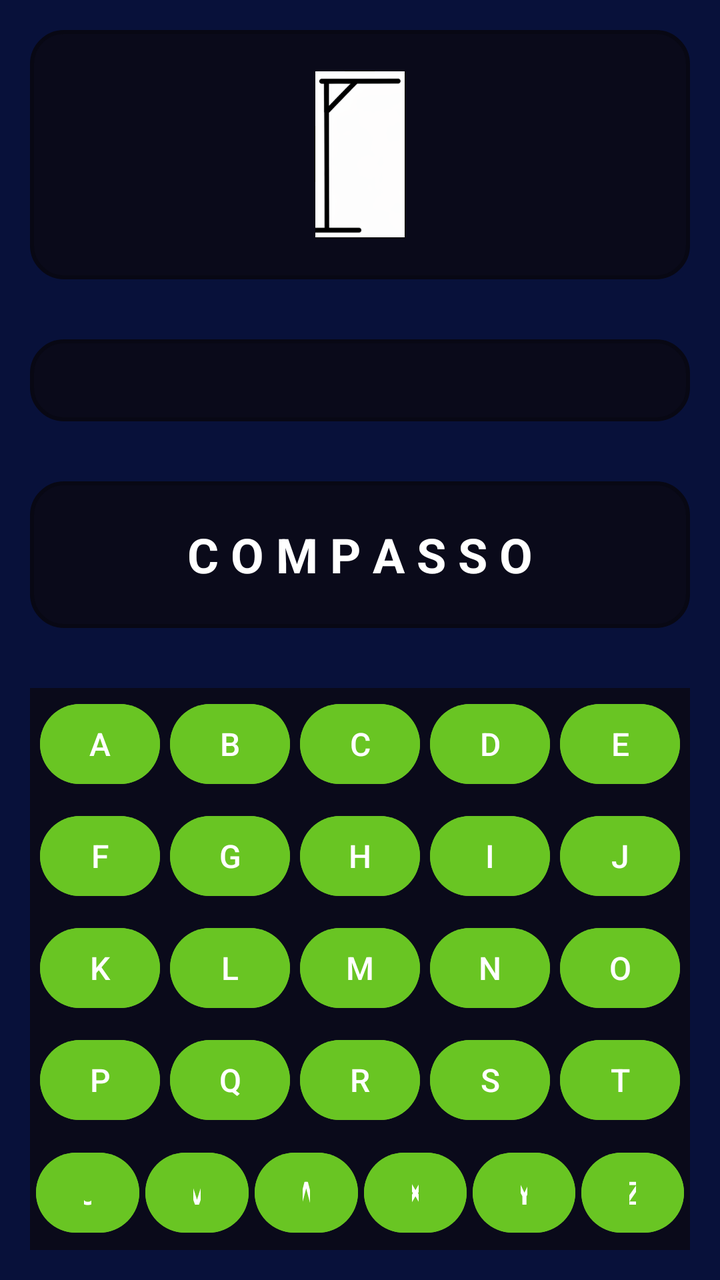
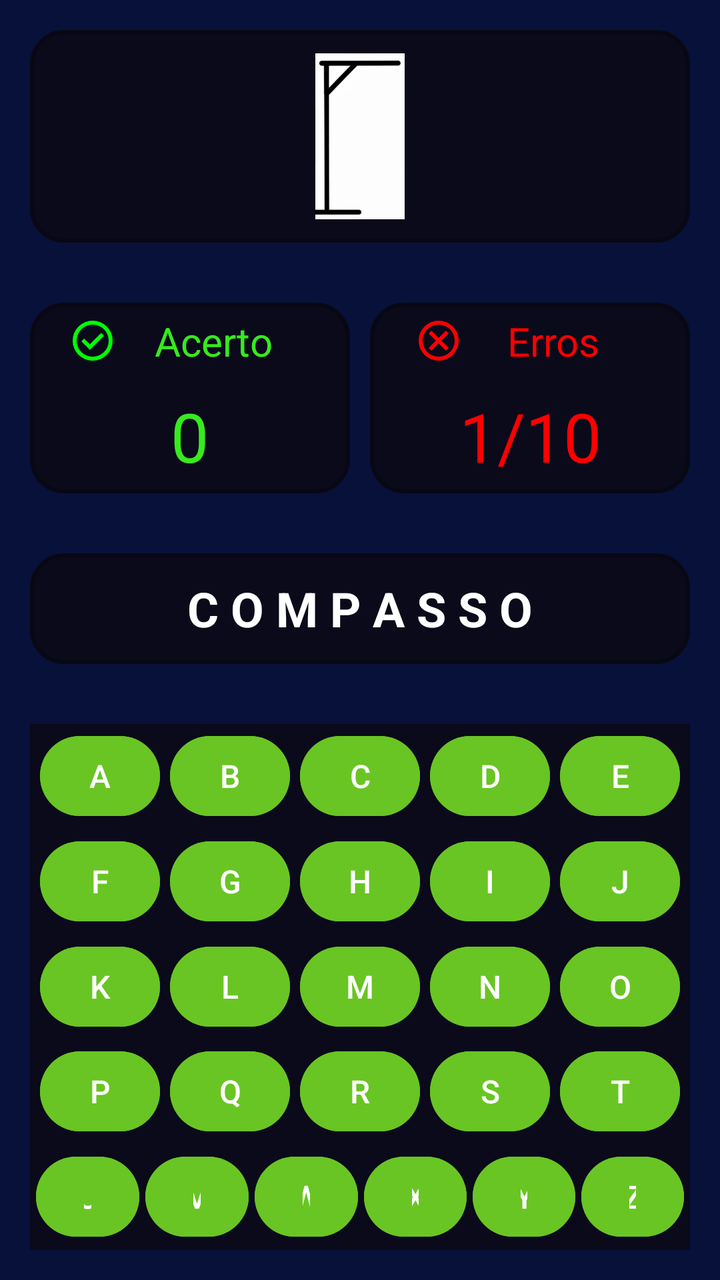

Screens rendered from an Android XML layout before and after an edit, with the pre-edit source and the edit as a unified diff.
<!-- AndroidManifest.xml: application theme Theme.Forca_Integrado -->
<!-- res/layout/activity_tela_jogo.xml -->
<?xml version="1.0" encoding="utf-8"?>
<LinearLayout xmlns:android="http://schemas.android.com/apk/res/android"
    xmlns:app="http://schemas.android.com/apk/res-auto"
    xmlns:tools="http://schemas.android.com/tools"
    android:id="@+id/main"
    android:layout_width="match_parent"
    android:layout_height="match_parent"
    android:background="#08113A"
    android:orientation="vertical"
    tools:context=".TelaJogo">

    <LinearLayout
        android:layout_width="match_parent"
        android:layout_height="wrap_content"
        android:layout_margin="15dp"
        android:layout_weight="0.25"
        android:background="@drawable/borda"
        android:gravity="center"
        android:orientation="vertical">

        <ImageView
            android:id="@+id/imageView2"
            android:layout_width="match_parent"
            android:layout_height="wrap_content"
            app:srcCompat="@drawable/forca_0_9" />
    </LinearLayout>

    <LinearLayout
        android:layout_width="match_parent"
        android:layout_height="wrap_content"
        android:layout_margin="15dp"
        android:layout_weight="0.25"
        android:background="@drawable/borda"
        android:orientation="vertical"></LinearLayout>

    <LinearLayout
        android:layout_width="match_parent"
        android:layout_height="wrap_content"
        android:layout_margin="15dp"
        android:layout_weight="0.25"
        android:background="@drawable/borda"
        android:gravity="center"
        android:orientation="vertical">

        <TextView
            android:id="@+id/textView3"
            android:layout_width="wrap_content"
            android:layout_height="wrap_content"
            android:text="C O M P A S S O"
            android:textColor="#FFFFFF"
            android:textSize="24sp"
            android:textStyle="bold" />
    </LinearLayout>

    <LinearLayout
        android:id="@+id/teclado"
        android:layout_width="match_parent"
        android:layout_height="wrap_content"
        android:layout_margin="15dp"
        android:layout_weight="0.25"
        android:background="#0A0A1A"
        android:orientation="vertical">

        <LinearLayout
            android:layout_width="match_parent"
            android:layout_height="wrap_content"
            android:layout_weight="0.20"
            android:gravity="center"
            android:orientation="horizontal">

            <Button
                android:id="@+id/id2"
                android:layout_width="wrap_content"
                android:layout_height="wrap_content"
                android:layout_marginLeft="5dp"
                android:layout_weight="1"
                android:backgroundTint="#69C523"
                android:text="A"
                android:textSize="16sp" />

            <Button
                android:id="@+id/id3"
                android:layout_width="wrap_content"
                android:layout_height="wrap_content"
                android:layout_marginLeft="5dp"
                android:layout_weight="1"
                android:backgroundTint="#69C523"
                android:text="B"
                android:textSize="16sp" />

            <Button
                android:id="@+id/id4"
                android:layout_width="wrap_content"
                android:layout_height="wrap_content"
                android:layout_marginLeft="5dp"
                android:layout_weight="1"
                android:backgroundTint="#69C523"
                android:text="C"
                android:textSize="16sp" />

            <Button
                android:id="@+id/id5"
                android:layout_width="wrap_content"
                android:layout_height="wrap_content"
                android:layout_marginLeft="5dp"
                android:layout_weight="1"
                android:backgroundTint="#69C523"
                android:text="D"
                android:textSize="16sp" />

            <Button
                android:id="@+id/id6"
                android:layout_width="wrap_content"
                android:layout_height="wrap_content"
                android:layout_marginLeft="5dp"
                android:layout_marginRight="5dp"
                android:layout_weight="1"
                android:backgroundTint="#69C523"
                android:text="E"
                android:textSize="16sp" />
        </LinearLayout>

        <LinearLayout
            android:layout_width="match_parent"
            android:layout_height="wrap_content"
            android:layout_weight="0.20"
            android:gravity="center"
            android:orientation="horizontal">

            <Button
                android:id="@+id/id7"
                android:layout_width="wrap_content"
                android:layout_height="wrap_content"
                android:layout_marginLeft="5dp"
                android:layout_weight="1"
                android:backgroundTint="#69C523"
                android:text="F"
                android:textSize="16sp" />

            <Button
                android:id="@+id/id8"
                android:layout_width="wrap_content"
                android:layout_height="wrap_content"
                android:layout_marginLeft="5dp"
                android:layout_weight="1"
                android:backgroundTint="#69C523"
                android:text="G"
                android:textSize="16sp" />

            <Button
                android:id="@+id/id9"
                android:layout_width="wrap_content"
                android:layout_height="wrap_content"
                android:layout_marginLeft="5dp"
                android:layout_weight="1"
                android:backgroundTint="#69C523"
                android:text="H"
                android:textSize="16sp" />

            <Button
                android:id="@+id/id10"
                android:layout_width="wrap_content"
                android:layout_height="wrap_content"
                android:layout_marginLeft="5dp"
                android:layout_weight="1"
                android:backgroundTint="#69C523"
                android:text="I"
                android:textSize="16sp" />

            <Button
                android:id="@+id/id11"
                android:layout_width="wrap_content"
                android:layout_height="wrap_content"
                android:layout_marginLeft="5dp"
                android:layout_marginRight="5dp"
                android:layout_weight="1"
                android:backgroundTint="#69C523"
                android:text="J"
                android:textSize="16sp" />
        </LinearLayout>

        <LinearLayout
            android:layout_width="match_parent"
            android:layout_height="wrap_content"
            android:layout_weight="0.20"
            android:gravity="center"
            android:orientation="horizontal">

            <Button
                android:id="@+id/id12"
                android:layout_width="wrap_content"
                android:layout_height="wrap_content"
                android:layout_marginLeft="5dp"
                android:layout_weight="1"
                android:backgroundTint="#69C523"
                android:text="K"
                android:textSize="16sp" />

            <Button
                android:id="@+id/id13"
                android:layout_width="wrap_content"
                android:layout_height="wrap_content"
                android:layout_marginLeft="5dp"
                android:layout_weight="1"
                android:backgroundTint="#69C523"
                android:text="L"
                android:textSize="16sp" />

            <Button
                android:id="@+id/id14"
                android:layout_width="wrap_content"
                android:layout_height="wrap_content"
                android:layout_marginLeft="5dp"
                android:layout_weight="1"
                android:backgroundTint="#69C523"
                android:text="M"
                android:textSize="16sp" />

            <Button
                android:id="@+id/id15"
                android:layout_width="wrap_content"
                android:layout_height="wrap_content"
                android:layout_marginLeft="5dp"
                android:layout_weight="1"
                android:backgroundTint="#69C523"
                android:text="N"
                android:textSize="16sp" />

            <Button
                android:id="@+id/id16"
                android:layout_width="wrap_content"
                android:layout_height="wrap_content"
                android:layout_marginLeft="5dp"
                android:layout_marginRight="5dp"
                android:layout_weight="1"
                android:backgroundTint="#69C523"
                android:text="O"
                android:textSize="16sp" />
        </LinearLayout>

        <LinearLayout
            android:layout_width="match_parent"
            android:layout_height="wrap_content"
            android:layout_weight="0.20"
            android:gravity="center"
            android:orientation="horizontal">

            <Button
                android:id="@+id/id17"
                android:layout_width="wrap_content"
                android:layout_height="wrap_content"
                android:layout_marginLeft="5dp"
                android:layout_weight="1"
                android:backgroundTint="#69C523"
                android:text="P"
                android:textSize="16sp" />

            <Button
                android:id="@+id/id18"
                android:layout_width="wrap_content"
                android:layout_height="wrap_content"
                android:layout_marginLeft="5dp"
                android:layout_weight="1"
                android:backgroundTint="#69C523"
                android:text="Q"
                android:textSize="16sp" />

            <Button
                android:id="@+id/id19"
                android:layout_width="wrap_content"
                android:layout_height="wrap_content"
                android:layout_marginLeft="5dp"
                android:layout_weight="1"
                android:backgroundTint="#69C523"
                android:text="R"
                android:textSize="16sp" />

            <Button
                android:id="@+id/id20"
                android:layout_width="wrap_content"
                android:layout_height="wrap_content"
                android:layout_marginLeft="5dp"
                android:layout_weight="1"
                android:backgroundTint="#69C523"
                android:text="S"
                android:textSize="16sp" />

            <Button
                android:id="@+id/id21"
                android:layout_width="wrap_content"
                android:layout_height="wrap_content"
                android:layout_marginLeft="5dp"
                android:layout_marginRight="5dp"
                android:layout_weight="1"
                android:backgroundTint="#69C523"
                android:text="T"
                android:textSize="16sp" />
        </LinearLayout>

        <LinearLayout
            android:layout_width="match_parent"
            android:layout_height="wrap_content"
            android:layout_weight="0.20"
            android:gravity="center"
            android:orientation="horizontal">

            <Button
                android:id="@+id/id22"
                android:layout_width="wrap_content"
                android:layout_height="wrap_content"
                android:layout_marginLeft="3dp"
                android:layout_weight="1"
                android:backgroundTint="#69C523"
                android:text="U"
                android:textSize="16sp" />

            <Button
                android:id="@+id/id23"
                android:layout_width="wrap_content"
                android:layout_height="wrap_content"
                android:layout_marginLeft="3dp"
                android:layout_weight="1"
                android:backgroundTint="#69C523"
                android:text="V"
                android:textSize="16sp" />

            <Button
                android:id="@+id/id24"
                android:layout_width="wrap_content"
                android:layout_height="wrap_content"
                android:layout_marginLeft="3dp"
                android:layout_weight="1"
                android:backgroundTint="#69C523"
                android:text="W"
                android:textSize="16sp" />

            <Button
                android:id="@+id/id25"
                android:layout_width="wrap_content"
                android:layout_height="wrap_content"
                android:layout_marginLeft="3dp"
                android:layout_weight="1"
                android:backgroundTint="#69C523"
                android:text="X"
                android:textSize="16sp" />

            <Button
                android:id="@+id/id26"
                android:layout_width="wrap_content"
                android:layout_height="wrap_content"
                android:layout_marginLeft="3dp"
                android:layout_weight="1"
                android:backgroundTint="#69C523"
                android:text="Y"
                android:textSize="16sp" />

            <Button
                android:id="@+id/id27"
                android:layout_width="wrap_content"
                android:layout_height="wrap_content"
                android:layout_marginLeft="3dp"
                android:layout_marginRight="3dp"
                android:layout_weight="1"
                android:backgroundTint="#69C523"
                android:text="Z"
                android:textSize="16sp" />
        </LinearLayout>
    </LinearLayout>
</LinearLayout>
<!-- resources referenced by this layout -->
<resources>
  <!-- drawable borda (drawable) -->
  <?xml version="1.0" encoding="utf-8"?>
  <shape xmlns:android="http://schemas.android.com/apk/res/android">
          
      <solid android:color="#0A0A1A"/>
          
      <corners android:radius="16dp"/>
          
      <stroke
          android:width="2dp"
          android:color="#080814"/>
  </shape>
  <!-- drawable forca_0_9: png bitmap (drawable-hdpi, 4245 bytes) -->
  <style name="Theme.Forca_Integrado" parent="Base.Theme.Forca_Integrado" />
  <style name="Base.Theme.Forca_Integrado" parent="Theme.Material3.DayNight.NoActionBar">
          
          
      </style>
</resources>

<!-- the commit's change to res/layout/activity_tela_jogo.xml (unified diff, before → after) -->
@@ -30,8 +30,116 @@
         android:layout_height="wrap_content"
         android:layout_margin="15dp"
         android:layout_weight="0.25"
-        android:background="@drawable/borda"
-        android:orientation="vertical"></LinearLayout>
+        android:background="#08113A"
+        android:orientation="horizontal">
+
+        <LinearLayout
+            android:id="@+id/layout_Acerto"
+            android:layout_width="match_parent"
+            android:layout_height="match_parent"
+            android:layout_marginRight="5dp"
+            android:layout_weight="0.5"
+            android:background="@drawable/borda"
+            android:gravity="center"
+            android:orientation="vertical">
+
+            <LinearLayout
+                android:layout_width="match_parent"
+                android:layout_height="wrap_content"
+                android:layout_weight="0.5"
+                android:gravity="center"
+                android:orientation="horizontal">
+
+                <ImageView
+                    android:id="@+id/imageView3"
+                    android:layout_width="wrap_content"
+                    android:layout_height="wrap_content"
+                    android:layout_weight="1"
+                    app:srcCompat="@drawable/check_circle_24px_1_" />
+
+                <TextView
+                    android:id="@+id/textView4"
+                    android:layout_width="wrap_content"
+                    android:layout_height="wrap_content"
+                    android:layout_weight="1"
+                    android:text="Acerto"
+                    android:textColor="#36EB1B"
+                    android:textSize="20sp" />
+
+            </LinearLayout>
+
+            <LinearLayout
+                android:layout_width="match_parent"
+                android:layout_height="wrap_content"
+                android:layout_weight="0.5"
+                android:gravity="center"
+                android:orientation="horizontal">
+
+                <TextView
+                    android:id="@+id/textView5"
+                    android:layout_width="wrap_content"
+                    android:layout_height="wrap_content"
+                    android:layout_weight="0"
+                    android:gravity="center"
+                    android:text="0"
+                    android:textColor="#36EB1B"
+                    android:textSize="34sp" />
+            </LinearLayout>
+        </LinearLayout>
+
+        <LinearLayout
+            android:id="@+id/layout_Erro"
+            android:layout_width="match_parent"
+            android:layout_height="match_parent"
+            android:layout_marginLeft="5dp"
+            android:layout_weight="0.5"
+            android:background="@drawable/borda"
+            android:gravity="center"
+            android:orientation="vertical">
+
+            <LinearLayout
+                android:layout_width="match_parent"
+                android:layout_height="wrap_content"
+                android:layout_weight="0.5"
+                android:gravity="center"
+                android:orientation="horizontal">
+
+                <ImageView
+                    android:id="@+id/imageView4"
+                    android:layout_width="wrap_content"
+                    android:layout_height="wrap_content"
+                    android:layout_weight="1"
+                    app:srcCompat="@drawable/cancel_24px_1_" />
+
+                <TextView
+                    android:id="@+id/textView6"
+                    android:layout_width="wrap_content"
+                    android:layout_height="wrap_content"
+                    android:layout_weight="1"
+                    android:text="Erros"
+                    android:textColor="#FF0000"
+                    android:textSize="20sp" />
+            </LinearLayout>
+
+            <LinearLayout
+                android:layout_width="match_parent"
+                android:layout_height="wrap_content"
+                android:layout_weight="0.5"
+                android:gravity="center"
+                android:orientation="horizontal">
+
+                <TextView
+                    android:id="@+id/textView7"
+                    android:layout_width="wrap_content"
+                    android:layout_height="wrap_content"
+                    android:layout_weight="1"
+                    android:gravity="center"
+                    android:text="1/10"
+                    android:textColor="#FF0000"
+                    android:textSize="34sp" />
+            </LinearLayout>
+        </LinearLayout>
+    </LinearLayout>
 
     <LinearLayout
         android:layout_width="match_parent"
<!-- resource entries referenced after the edit -->
@@ -12,6 +12,28 @@
           android:width="2dp"
           android:color="#080814"/>
   </shape>
+  <!-- drawable cancel_24px_1_ (drawable) -->
+  <vector xmlns:android="http://schemas.android.com/apk/res/android"
+      android:width="24dp"
+      android:height="24dp"
+      android:viewportWidth="960"
+      android:viewportHeight="960"
+      android:tint="#FF0000">
+    <path
+        android:fillColor="@android:color/white"
+        android:pathData="M336,680L480,536L624,680L680,624L536,480L680,336L624,280L480,424L336,280L280,336L424,480L280,624L336,680ZM480,880Q397,880 324,848.5Q251,817 197,763Q143,709 111.5,636Q80,563 80,480Q80,397 111.5,324Q143,251 197,197Q251,143 324,111.5Q397,80 480,80Q563,80 636,111.5Q709,143 763,197Q817,251 848.5,324Q880,397 880,480Q880,563 848.5,636Q817,709 763,763Q709,817 636,848.5Q563,880 480,880ZM480,800Q614,800 707,707Q800,614 800,480Q800,346 707,253Q614,160 480,160Q346,160 253,253Q160,346 160,480Q160,614 253,707Q346,800 480,800ZM480,480Q480,480 480,480Q480,480 480,480Q480,480 480,480Q480,480 480,480Q480,480 480,480Q480,480 480,480Q480,480 480,480Q480,480 480,480Z"/>
+  </vector>
+  <!-- drawable check_circle_24px_1_ (drawable) -->
+  <vector xmlns:android="http://schemas.android.com/apk/res/android"
+      android:width="24dp"
+      android:height="24dp"
+      android:viewportWidth="960"
+      android:viewportHeight="960"
+      android:tint="#00FF00">
+    <path
+        android:fillColor="@android:color/white"
+        android:pathData="M424,664L706,382L650,326L424,552L310,438L254,494L424,664ZM480,880Q397,880 324,848.5Q251,817 197,763Q143,709 111.5,636Q80,563 80,480Q80,397 111.5,324Q143,251 197,197Q251,143 324,111.5Q397,80 480,80Q563,80 636,111.5Q709,143 763,197Q817,251 848.5,324Q880,397 880,480Q880,563 848.5,636Q817,709 763,763Q709,817 636,848.5Q563,880 480,880ZM480,800Q614,800 707,707Q800,614 800,480Q800,346 707,253Q614,160 480,160Q346,160 253,253Q160,346 160,480Q160,614 253,707Q346,800 480,800ZM480,480Q480,480 480,480Q480,480 480,480Q480,480 480,480Q480,480 480,480Q480,480 480,480Q480,480 480,480Q480,480 480,480Q480,480 480,480Z"/>
+  </vector>
   <!-- drawable forca_0_9: png bitmap (drawable-hdpi, 4245 bytes) -->
   <style name="Theme.Forca_Integrado" parent="Base.Theme.Forca_Integrado" />
   <style name="Base.Theme.Forca_Integrado" parent="Theme.Material3.DayNight.NoActionBar">
